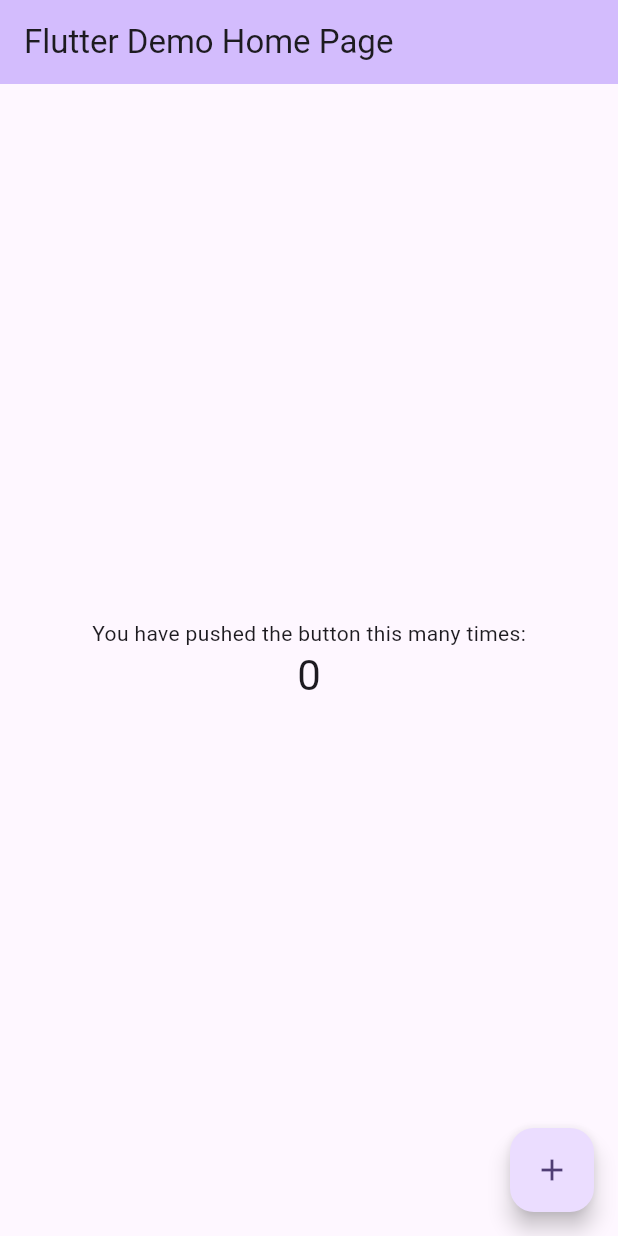
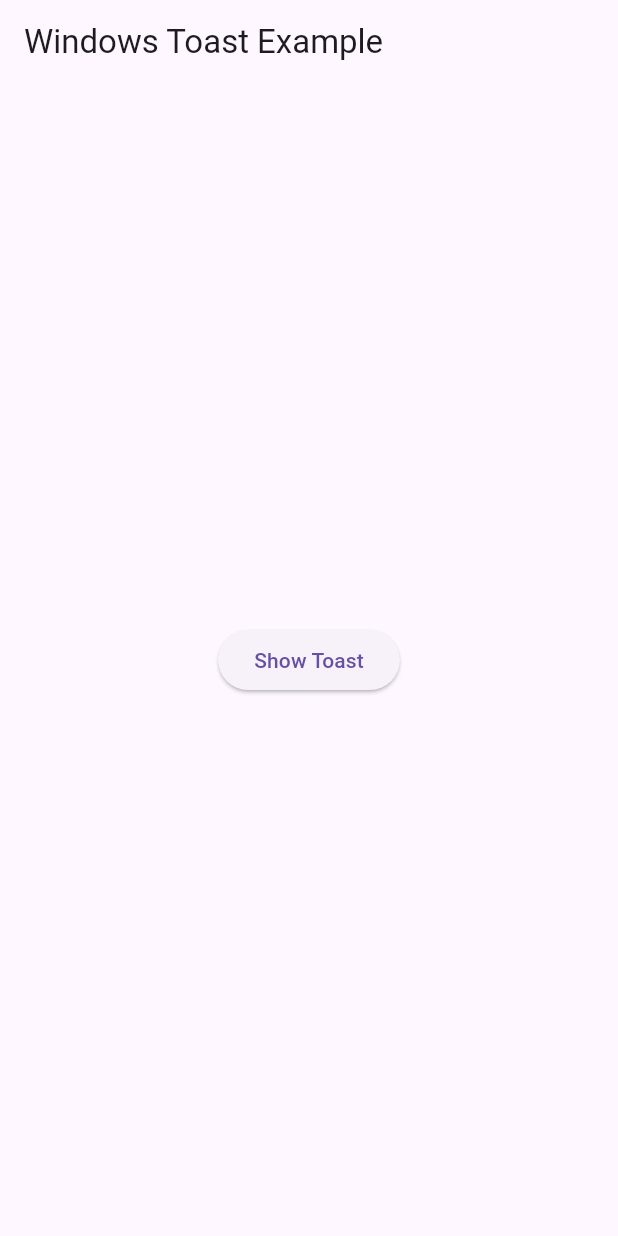
Before and after one commit to i-aiymen/windows_toast, a Flutter app: the screen it shows after launch, on a phone screen of 412 x 824 dp. Run offline on Flutter 3.47's test engine with Material 3 defaults, Android fonts, the phone set to English and light mode, and no system bars.

Commit message:
Added: Example code, which demonstrates the windows_toast package

```diff
--- a/example/lib/main.dart
+++ b/example/lib/main.dart
@@ -1,4 +1,5 @@
 import 'package:flutter/material.dart';
+import 'package:windows_toast/windows_toast.dart';
 
 void main() {
   runApp(const MyApp());
@@ -7,119 +8,35 @@ void main() {
 class MyApp extends StatelessWidget {
   const MyApp({super.key});
 
-  // This widget is the root of your application.
   @override
   Widget build(BuildContext context) {
-    return MaterialApp(
-      title: 'Flutter Demo',
-      theme: ThemeData(
-        // This is the theme of your application.
-        //
-        // TRY THIS: Try running your application with "flutter run". You'll see
-        // the application has a purple toolbar. Then, without quitting the app,
-        // try changing the seedColor in the colorScheme below to Colors.green
-        // and then invoke "hot reload" (save your changes or press the "hot
-        // reload" button in a Flutter-supported IDE, or press "r" if you used
-        // the command line to start the app).
-        //
-        // Notice that the counter didn't reset back to zero; the application
-        // state is not lost during the reload. To reset the state, use hot
-        // restart instead.
-        //
-        // This works for code too, not just values: Most code changes can be
-        // tested with just a hot reload.
-        colorScheme: ColorScheme.fromSeed(seedColor: Colors.deepPurple),
-        useMaterial3: true,
-      ),
-      home: const MyHomePage(title: 'Flutter Demo Home Page'),
+    return const MaterialApp(
+      title: 'Windows Toast Example',
+      home: ShowToast(),
     );
   }
 }
 
-class MyHomePage extends StatefulWidget {
-  const MyHomePage({super.key, required this.title});
-
-  // This widget is the home page of your application. It is stateful, meaning
-  // that it has a State object (defined below) that contains fields that affect
-  // how it looks.
-
-  // This class is the configuration for the state. It holds the values (in this
-  // case the title) provided by the parent (in this case the App widget) and
-  // used by the build method of the State. Fields in a Widget subclass are
-  // always marked "final".
-
-  final String title;
-
-  @override
-  State<MyHomePage> createState() => _MyHomePageState();
-}
-
-class _MyHomePageState extends State<MyHomePage> {
-  int _counter = 0;
-
-  void _incrementCounter() {
-    setState(() {
-      // This call to setState tells the Flutter framework that something has
-      // changed in this State, which causes it to rerun the build method below
-      // so that the display can reflect the updated values. If we changed
-      // _counter without calling setState(), then the build method would not be
-      // called again, and so nothing would appear to happen.
-      _counter++;
-    });
-  }
+class ShowToast extends StatelessWidget {
+  const ShowToast({super.key});
 
   @override
   Widget build(BuildContext context) {
-    // This method is rerun every time setState is called, for instance as done
-    // by the _incrementCounter method above.
-    //
-    // The Flutter framework has been optimized to make rerunning build methods
-    // fast, so that you can just rebuild anything that needs updating rather
-    // than having to individually change instances of widgets.
     return Scaffold(
       appBar: AppBar(
-        // TRY THIS: Try changing the color here to a specific color (to
-        // Colors.amber, perhaps?) and trigger a hot reload to see the AppBar
-        // change color while the other colors stay the same.
-        backgroundColor: Theme.of(context).colorScheme.inversePrimary,
-        // Here we take the value from the MyHomePage object that was created by
-        // the App.build method, and use it to set our appbar title.
-        title: Text(widget.title),
+        title: const Text('Windows Toast Example'),
       ),
       body: Center(
-        // Center is a layout widget. It takes a single child and positions it
-        // in the middle of the parent.
-        child: Column(
-          // Column is also a layout widget. It takes a list of children and
-          // arranges them vertically. By default, it sizes itself to fit its
-          // children horizontally, and tries to be as tall as its parent.
-          //
-          // Column has various properties to control how it sizes itself and
-          // how it positions its children. Here we use mainAxisAlignment to
-          // center the children vertically; the main axis here is the vertical
-          // axis because Columns are vertical (the cross axis would be
-          // horizontal).
-          //
-          // TRY THIS: Invoke "debug painting" (choose the "Toggle Debug Paint"
-          // action in the IDE, or press "p" in the console), to see the
-          // wireframe for each widget.
-          mainAxisAlignment: MainAxisAlignment.center,
-          children: <Widget>[
-            const Text(
-              'You have pushed the button this many times:',
-            ),
-            Text(
-              '$_counter',
-              style: Theme.of(context).textTheme.headlineMedium,
-            ),
-          ],
-        ),
-      ),
-      floatingActionButton: FloatingActionButton(
-        onPressed: _incrementCounter,
-        tooltip: 'Increment',
-        child: const Icon(Icons.add),
-      ), // This trailing comma makes auto-formatting nicer for build methods.
+          child: ElevatedButton(
+        onPressed: () {
+          WindowsToast.show(
+            'Hello, Windows Toast!',
+            context,
+            30,
+          );
+        },
+        child: const Text('Show Toast'),
+      )),
     );
   }
 }
```
Also changed, not shown: example/pubspec.yaml (+4 -58 lines), example/pubspec.lock, 1 other file.
